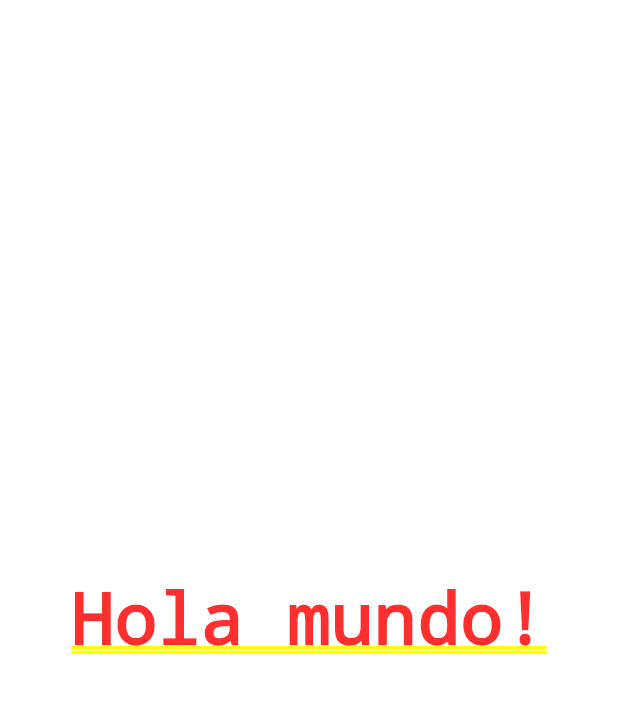
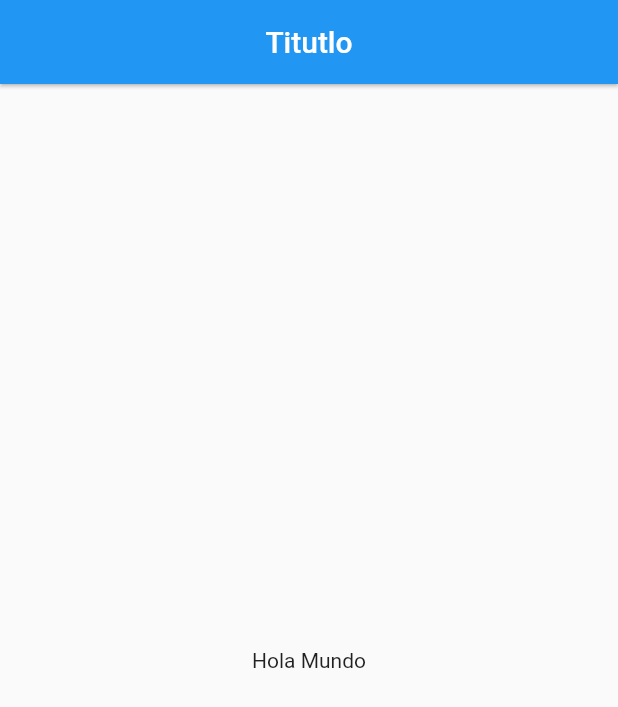
Before and after one commit to DilanUriostegui/Flutter-contador-app1, a Flutter app: the screen it shows after launch, on a phone screen of 412 x 824 dp. Shown: the top 707 px of the screen. Run offline on Flutter 3.47's test engine with Material 2 defaults, Android fonts, the phone set to English and light mode, and no system bars.

Commit message:
Implementando el Scaffold

```diff
--- a/lib/src/app.dart
+++ b/lib/src/app.dart
@@ -1,4 +1,8 @@
 import 'package:flutter/material.dart';
+
+
+import 'package:contador/src/pages/home_page.dart';
+
 
 
 class MyApp extends StatelessWidget{
@@ -11,7 +15,7 @@ class MyApp extends StatelessWidget{
     return MaterialApp(
       home:
       Center(
-        child: Text('Hola mundo!'),
+        child: HomePage(),
       ),
     );
   }
--- /dev/null
+++ b/lib/src/pages/home_page.dart
@@ -0,0 +1,17 @@
+import 'package:flutter/material.dart';
+
+
+class HomePage extends StatelessWidget{
+    @override
+    Widget build(BuildContext context) {
+      return Scaffold(
+        appBar: AppBar(
+          title: Text('Titutlo'),
+          centerTitle: true,
+          elevation: 1.0,
+        ),
+        body: Center(
+          child: Text('Hola Mundo'),),
+      );
+    }
+}
```
